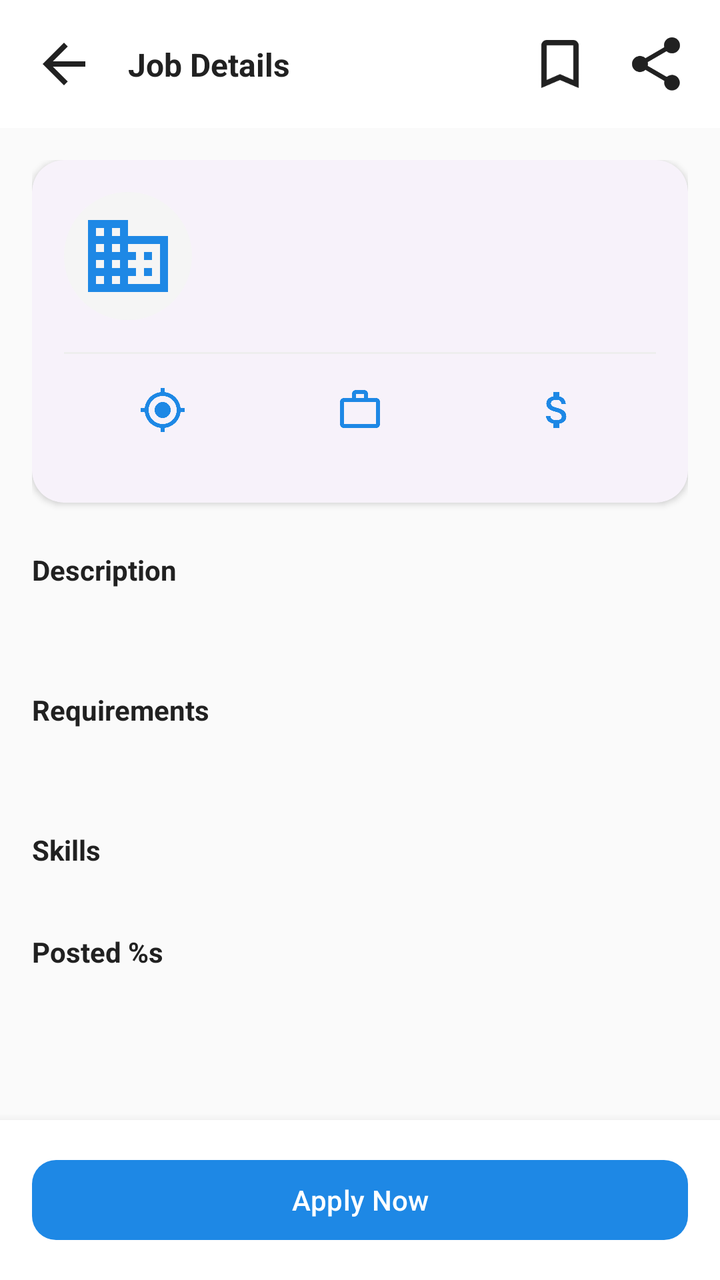
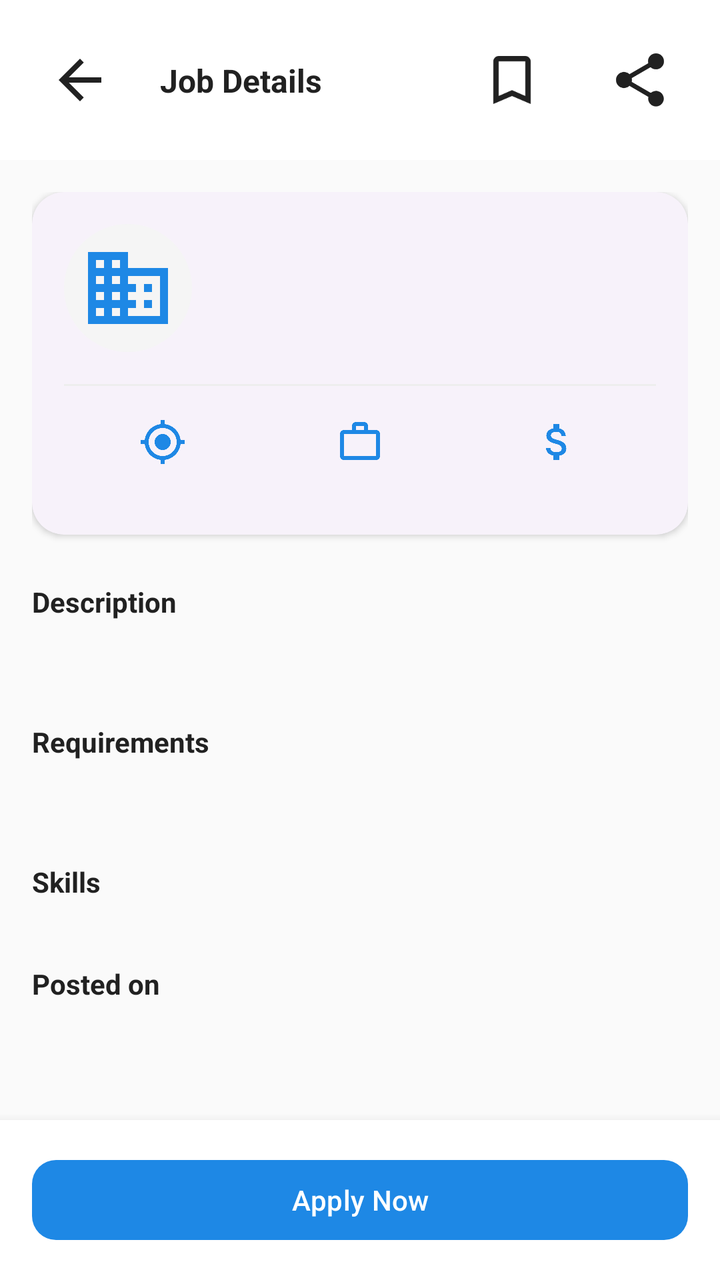

Before-and-after screenshots of an Android layout around one commit, followed by the original layout XML and the change that was made.
<!-- AndroidManifest.xml: application theme Theme.JobOS -->
<!-- res/layout/fragment_job_detail.xml -->
<?xml version="1.0" encoding="utf-8"?>
<androidx.coordinatorlayout.widget.CoordinatorLayout xmlns:android="http://schemas.android.com/apk/res/android"
    xmlns:app="http://schemas.android.com/apk/res-auto"
    android:layout_width="match_parent"
    android:layout_height="match_parent"
    android:background="@color/background">

    <com.google.android.material.appbar.AppBarLayout
        android:layout_width="match_parent"
        android:layout_height="wrap_content"
        android:background="@color/surface">

        <androidx.constraintlayout.widget.ConstraintLayout
            android:layout_width="match_parent"
            android:layout_height="wrap_content"
            android:padding="@dimen/spacing_md">

            <ImageView
                android:id="@+id/back_button"
                android:layout_width="@dimen/icon_lg"
                android:layout_height="@dimen/icon_lg"
                android:src="@drawable/ic_back"
                android:contentDescription="@string/back"
                app:tint="@color/on_surface"
                app:layout_constraintStart_toStartOf="parent"
                app:layout_constraintTop_toTopOf="parent"
                app:layout_constraintBottom_toBottomOf="parent" />

            <TextView
                android:id="@+id/title"
                android:layout_width="0dp"
                android:layout_height="wrap_content"
                android:layout_marginStart="@dimen/spacing_md"
                android:text="@string/job_details"
                android:textSize="@dimen/text_lg"
                android:textColor="@color/on_surface"
                android:textStyle="bold"
                app:layout_constraintStart_toEndOf="@id/back_button"
                app:layout_constraintEnd_toStartOf="@id/save_button"
                app:layout_constraintTop_toTopOf="parent"
                app:layout_constraintBottom_toBottomOf="parent" />

            <ImageView
                android:id="@+id/save_button"
                android:layout_width="@dimen/icon_lg"
                android:layout_height="@dimen/icon_lg"
                android:src="@drawable/ic_bookmark_outline"
                android:contentDescription="@string/save_job"
                app:tint="@color/on_surface"
                app:layout_constraintEnd_toStartOf="@id/share_button"
                app:layout_constraintTop_toTopOf="parent"
                app:layout_constraintBottom_toBottomOf="parent"
                android:layout_marginEnd="@dimen/spacing_md" />

            <ImageView
                android:id="@+id/share_button"
                android:layout_width="@dimen/icon_lg"
                android:layout_height="@dimen/icon_lg"
                android:src="@drawable/ic_share"
                android:contentDescription="@string/share"
                app:tint="@color/on_surface"
                app:layout_constraintEnd_toEndOf="parent"
                app:layout_constraintTop_toTopOf="parent"
                app:layout_constraintBottom_toBottomOf="parent" />

        </androidx.constraintlayout.widget.ConstraintLayout>

    </com.google.android.material.appbar.AppBarLayout>

    <androidx.core.widget.NestedScrollView
        android:id="@+id/scroll_view"
        android:layout_width="match_parent"
        android:layout_height="match_parent"
        app:layout_behavior="@string/appbar_scrolling_view_behavior">

        <LinearLayout
            android:layout_width="match_parent"
            android:layout_height="wrap_content"
            android:orientation="vertical"
            android:padding="@dimen/spacing_md">

            <com.google.android.material.card.MaterialCardView
                style="@style/Widget.JobOS.Card"
                android:layout_width="match_parent"
                android:layout_height="wrap_content">

                <LinearLayout
                    android:layout_width="match_parent"
                    android:layout_height="wrap_content"
                    android:orientation="vertical"
                    android:padding="@dimen/spacing_md">

                    <LinearLayout
                        android:layout_width="match_parent"
                        android:layout_height="wrap_content"
                        android:orientation="horizontal">

                        <ImageView
                            android:id="@+id/company_logo"
                            android:layout_width="@dimen/avatar_lg"
                            android:layout_height="@dimen/avatar_lg"
                            android:src="@drawable/ic_business"
                            android:background="@drawable/bg_circle"
                            android:padding="@dimen/spacing_sm"
                            app:tint="@color/primary" />

                        <LinearLayout
                            android:layout_width="0dp"
                            android:layout_height="wrap_content"
                            android:layout_weight="1"
                            android:layout_marginStart="@dimen/spacing_md"
                            android:orientation="vertical">

                            <TextView
                                android:id="@+id/job_title"
                                android:layout_width="match_parent"
                                android:layout_height="wrap_content"
                                android:textSize="@dimen/text_lg"
                                android:textColor="@color/on_surface"
                                android:textStyle="bold" />

                            <TextView
                                android:id="@+id/company_name"
                                android:layout_width="match_parent"
                                android:layout_height="wrap_content"
                                android:layout_marginTop="@dimen/spacing_xxs"
                                android:textSize="@dimen/text_md"
                                android:textColor="@color/on_surface_secondary" />

                        </LinearLayout>

                    </LinearLayout>

                    <View
                        android:layout_width="match_parent"
                        android:layout_height="1dp"
                        android:layout_marginVertical="@dimen/spacing_md"
                        android:background="@color/outline_variant" />

                    <LinearLayout
                        android:layout_width="match_parent"
                        android:layout_height="wrap_content"
                        android:orientation="horizontal">

                        <LinearLayout
                            android:layout_width="0dp"
                            android:layout_height="wrap_content"
                            android:layout_weight="1"
                            android:orientation="vertical"
                            android:gravity="center">

                            <ImageView
                                android:layout_width="@dimen/icon_md"
                                android:layout_height="@dimen/icon_md"
                                android:src="@drawable/ic_location"
                                app:tint="@color/primary" />

                            <TextView
                                android:id="@+id/location"
                                android:layout_width="wrap_content"
                                android:layout_height="wrap_content"
                                android:layout_marginTop="@dimen/spacing_xxs"
                                android:textSize="@dimen/text_sm"
                                android:textColor="@color/on_surface_secondary"
                                android:gravity="center" />

                        </LinearLayout>

                        <LinearLayout
                            android:layout_width="0dp"
                            android:layout_height="wrap_content"
                            android:layout_weight="1"
                            android:orientation="vertical"
                            android:gravity="center">

                            <ImageView
                                android:layout_width="@dimen/icon_md"
                                android:layout_height="@dimen/icon_md"
                                android:src="@drawable/ic_work"
                                app:tint="@color/primary" />

                            <TextView
                                android:id="@+id/job_type"
                                android:layout_width="wrap_content"
                                android:layout_height="wrap_content"
                                android:layout_marginTop="@dimen/spacing_xxs"
                                android:textSize="@dimen/text_sm"
                                android:textColor="@color/on_surface_secondary"
                                android:gravity="center" />

                        </LinearLayout>

                        <LinearLayout
                            android:layout_width="0dp"
                            android:layout_height="wrap_content"
                            android:layout_weight="1"
                            android:orientation="vertical"
                            android:gravity="center">

                            <ImageView
                                android:layout_width="@dimen/icon_md"
                                android:layout_height="@dimen/icon_md"
                                android:src="@drawable/ic_money"
                                app:tint="@color/primary" />

                            <TextView
                                android:id="@+id/salary"
                                android:layout_width="wrap_content"
                                android:layout_height="wrap_content"
                                android:layout_marginTop="@dimen/spacing_xxs"
                                android:textSize="@dimen/text_sm"
                                android:textColor="@color/on_surface_secondary"
                                android:gravity="center" />

                        </LinearLayout>

                    </LinearLayout>

                </LinearLayout>

            </com.google.android.material.card.MaterialCardView>

            <TextView
                android:layout_width="match_parent"
                android:layout_height="wrap_content"
                android:layout_marginTop="@dimen/spacing_lg"
                android:text="@string/description"
                android:textSize="@dimen/text_md"
                android:textColor="@color/on_background"
                android:textStyle="bold" />

            <TextView
                android:id="@+id/description"
                android:layout_width="match_parent"
                android:layout_height="wrap_content"
                android:layout_marginTop="@dimen/spacing_sm"
                android:textSize="@dimen/text_md"
                android:textColor="@color/on_background_secondary"
                android:lineSpacingMultiplier="1.4" />

            <TextView
                android:layout_width="match_parent"
                android:layout_height="wrap_content"
                android:layout_marginTop="@dimen/spacing_lg"
                android:text="@string/requirements"
                android:textSize="@dimen/text_md"
                android:textColor="@color/on_background"
                android:textStyle="bold" />

            <TextView
                android:id="@+id/requirements"
                android:layout_width="match_parent"
                android:layout_height="wrap_content"
                android:layout_marginTop="@dimen/spacing_sm"
                android:textSize="@dimen/text_md"
                android:textColor="@color/on_background_secondary"
                android:lineSpacingMultiplier="1.4" />

            <TextView
                android:layout_width="match_parent"
                android:layout_height="wrap_content"
                android:layout_marginTop="@dimen/spacing_lg"
                android:text="@string/skills"
                android:textSize="@dimen/text_md"
                android:textColor="@color/on_background"
                android:textStyle="bold" />

            <com.google.android.material.chip.ChipGroup
                android:id="@+id/skills_chip_group"
                android:layout_width="match_parent"
                android:layout_height="wrap_content"
                android:layout_marginTop="@dimen/spacing_sm" />

            <TextView
                android:layout_width="match_parent"
                android:layout_height="wrap_content"
                android:layout_marginTop="@dimen/spacing_lg"
                android:text="@string/posted_date"
                android:textSize="@dimen/text_md"
                android:textColor="@color/on_background"
                android:textStyle="bold" />

            <TextView
                android:id="@+id/posted_date"
                android:layout_width="match_parent"
                android:layout_height="wrap_content"
                android:layout_marginTop="@dimen/spacing_sm"
                android:textSize="@dimen/text_md"
                android:textColor="@color/on_background_secondary" />

            <View
                android:layout_width="match_parent"
                android:layout_height="@dimen/spacing_xxl" />

        </LinearLayout>

    </androidx.core.widget.NestedScrollView>

    <FrameLayout
        android:layout_width="match_parent"
        android:layout_height="wrap_content"
        android:layout_gravity="bottom"
        android:background="@color/surface"
        android:elevation="8dp"
        android:padding="@dimen/spacing_md">

        <Button
            android:id="@+id/apply_button"
            style="@style/Widget.JobOS.Button.Primary"
            android:layout_width="match_parent"
            android:layout_height="wrap_content"
            android:text="@string/apply_now" />

        <ProgressBar
            android:id="@+id/progress_bar"
            android:layout_width="wrap_content"
            android:layout_height="wrap_content"
            android:layout_gravity="center"
            android:visibility="gone" />

    </FrameLayout>

</androidx.coordinatorlayout.widget.CoordinatorLayout>
<!-- resources referenced by this layout -->
<resources>
  <color name="background">#FAFAFA</color>
  <color name="on_background">#212121</color>
  <color name="on_background_secondary">#757575</color>
  <color name="on_surface">#212121</color>
  <color name="on_surface_secondary">#757575</color>
  <color name="outline_variant">#EEEEEE</color>
  <color name="primary">#1E88E5</color>
  <color name="surface">#FFFFFF</color>
  <dimen name="avatar_lg">64dp</dimen>
  <dimen name="icon_lg">32dp</dimen>
  <dimen name="icon_md">24dp</dimen>
  <dimen name="spacing_lg">24dp</dimen>
  <dimen name="spacing_md">16dp</dimen>
  <dimen name="spacing_sm">8dp</dimen>
  <dimen name="spacing_xxl">48dp</dimen>
  <dimen name="spacing_xxs">2dp</dimen>
  <dimen name="text_lg">16sp</dimen>
  <dimen name="text_md">14sp</dimen>
  <dimen name="text_sm">12sp</dimen>
  <!-- drawable bg_circle (drawable) -->
  <?xml version="1.0" encoding="utf-8"?>
  <shape xmlns:android="http://schemas.android.com/apk/res/android"
      android:shape="oval">
      <solid android:color="@color/surface_variant" />
  </shape>
  <!-- drawable ic_back (drawable) -->
  <vector xmlns:android="http://schemas.android.com/apk/res/android"
      android:width="24dp"
      android:height="24dp"
      android:viewportWidth="24"
      android:viewportHeight="24"
      android:tint="?attr/colorControlNormal">
      <path
          android:fillColor="@android:color/white"
          android:pathData="M20,11H7.83l5.59,-5.59L12,4l-8,8 8,8 1.41,-1.41L7.83,13H20v-2z"/>
  </vector>
  <!-- drawable ic_bookmark_outline (drawable) -->
  <vector xmlns:android="http://schemas.android.com/apk/res/android"
      android:width="24dp"
      android:height="24dp"
      android:viewportWidth="24"
      android:viewportHeight="24"
      android:tint="?attr/colorControlNormal">
      <path
          android:fillColor="@android:color/white"
          android:pathData="M17,3H7c-1.1,0 -1.99,0.9 -1.99,2L5,21l7,-3 7,3V5c0,-1.1 -0.9,-2 -2,-2zM17,18l-5,-2.18L7,18V5h10v13z"/>
  </vector>
  <string name="apply_now">Apply Now</string>
  <string name="back">Back</string>
  <string name="description">Description</string>
  <string name="job_details">Job Details</string>
  <string name="posted_date">Posted %s</string>
  <string name="requirements">Requirements</string>
  <string name="save_job">Save Job</string>
  <string name="share">Share</string>
  <string name="skills">Skills</string>
  <style name="Widget.JobOS.Button.Primary" parent="Widget.Material3.Button">
          <item name="android:textAllCaps">false</item>
          <item name="cornerRadius">12dp</item>
      </style>
  <style name="Widget.JobOS.Card" parent="Widget.Material3.CardView.Elevated">
          <item name="cardCornerRadius">16dp</item>
          <item name="cardElevation">2dp</item>
      </style>
  <style name="Theme.JobOS" parent="Base.Theme.JobOS" />
  <color name="surface_variant">#F5F5F5</color>
  <color name="primary_dark">#1565C0</color>
  <color name="primary_container">#E3F2FD</color>
  <color name="on_primary">#FFFFFF</color>
  <color name="on_primary_container">#1565C0</color>
  <color name="secondary">#26A69A</color>
  <color name="secondary_container">#E0F2F1</color>
  <color name="on_secondary">#FFFFFF</color>
  <color name="on_secondary_container">#00695C</color>
  <color name="tertiary">#7E57C2</color>
  <color name="tertiary_container">#EDE7F6</color>
  <color name="error">#D32F2F</color>
  <color name="error_container">#FFEBEE</color>
  <color name="on_error">#FFFFFF</color>
  <color name="on_error_container">#B71C1C</color>
  <color name="on_surface_variant">#757575</color>
  <color name="outline">#E0E0E0</color>
  <!-- unchanged entries left out for length: 6 -->
</resources>

<!-- the commit's change to res/layout/fragment_job_detail.xml (unified diff, before → after) -->
@@ -17,8 +17,9 @@
 
             <ImageView
                 android:id="@+id/back_button"
-                android:layout_width="@dimen/icon_lg"
-                android:layout_height="@dimen/icon_lg"
+                android:layout_width="48dp"
+                android:layout_height="48dp"
+                android:padding="@dimen/spacing_sm"
                 android:src="@drawable/ic_back"
                 android:contentDescription="@string/back"
                 app:tint="@color/on_surface"
@@ -42,8 +43,9 @@
 
             <ImageView
                 android:id="@+id/save_button"
-                android:layout_width="@dimen/icon_lg"
-                android:layout_height="@dimen/icon_lg"
+                android:layout_width="48dp"
+                android:layout_height="48dp"
+                android:padding="@dimen/spacing_sm"
                 android:src="@drawable/ic_bookmark_outline"
                 android:contentDescription="@string/save_job"
                 app:tint="@color/on_surface"
@@ -54,8 +56,9 @@
 
             <ImageView
                 android:id="@+id/share_button"
-                android:layout_width="@dimen/icon_lg"
-                android:layout_height="@dimen/icon_lg"
+                android:layout_width="48dp"
+                android:layout_height="48dp"
+                android:padding="@dimen/spacing_sm"
                 android:src="@drawable/ic_share"
                 android:contentDescription="@string/share"
                 app:tint="@color/on_surface"
@@ -157,9 +160,11 @@
 
                             <TextView
                                 android:id="@+id/location"
-                                android:layout_width="wrap_content"
+                                android:layout_width="match_parent"
                                 android:layout_height="wrap_content"
                                 android:layout_marginTop="@dimen/spacing_xxs"
+                                android:maxLines="2"
+                                android:ellipsize="end"
                                 android:textSize="@dimen/text_sm"
                                 android:textColor="@color/on_surface_secondary"
                                 android:gravity="center" />
@@ -181,9 +186,11 @@
 
                             <TextView
                                 android:id="@+id/job_type"
-                                android:layout_width="wrap_content"
+                                android:layout_width="match_parent"
                                 android:layout_height="wrap_content"
                                 android:layout_marginTop="@dimen/spacing_xxs"
+                                android:maxLines="2"
+                                android:ellipsize="end"
                                 android:textSize="@dimen/text_sm"
                                 android:textColor="@color/on_surface_secondary"
                                 android:gravity="center" />
@@ -205,9 +212,11 @@
 
                             <TextView
                                 android:id="@+id/salary"
-                                android:layout_width="wrap_content"
+                                android:layout_width="match_parent"
                                 android:layout_height="wrap_content"
                                 android:layout_marginTop="@dimen/spacing_xxs"
+                                android:maxLines="2"
+                                android:ellipsize="end"
                                 android:textSize="@dimen/text_sm"
                                 android:textColor="@color/on_surface_secondary"
                                 android:gravity="center" />
@@ -275,7 +284,7 @@
                 android:layout_width="match_parent"
                 android:layout_height="wrap_content"
                 android:layout_marginTop="@dimen/spacing_lg"
-                android:text="@string/posted_date"
+                android:text="@string/posted_on"
                 android:textSize="@dimen/text_md"
                 android:textColor="@color/on_background"
                 android:textStyle="bold" />
<!-- resource entries referenced after the edit -->
@@ -9,7 +9,6 @@
   <color name="primary">#1E88E5</color>
   <color name="surface">#FFFFFF</color>
   <dimen name="avatar_lg">64dp</dimen>
-  <dimen name="icon_lg">32dp</dimen>
   <dimen name="icon_md">24dp</dimen>
   <dimen name="spacing_lg">24dp</dimen>
   <dimen name="spacing_md">16dp</dimen>
@@ -51,7 +50,7 @@
   <string name="back">Back</string>
   <string name="description">Description</string>
   <string name="job_details">Job Details</string>
-  <string name="posted_date">Posted %s</string>
+  <string name="posted_on">Posted on</string>
   <string name="requirements">Requirements</string>
   <string name="save_job">Save Job</string>
   <string name="share">Share</string>
